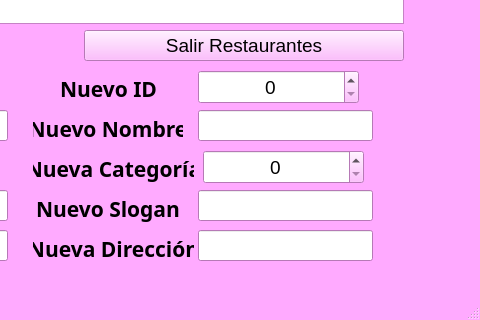
First picture: the form in src/GUIS/DRestaurantes.ui, repository Espiti88/Alimentarte, before the edit; both pictures show x 617 to 1097 and y 390 to 710 of the 1097 by 710 pixel window.
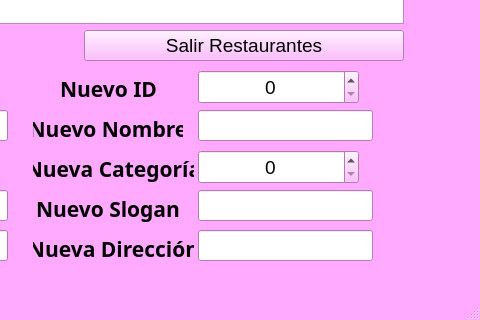
Second picture: the form after the edit.

```diff
--- a/src/GUIS/DRestaurantes.ui
+++ b/src/GUIS/DRestaurantes.ui
@@ -1053,7 +1053,7 @@
    <widget class="QSpinBox" name="SBNewCategoria">
     <property name="geometry">
      <rect>
-      <x>820</x>
+      <x>815</x>
       <y>540</y>
       <width>161</width>
       <height>34</height>
@@ -1068,7 +1068,7 @@
      <set>Qt::AlignCenter</set>
     </property>
     <property name="maximum">
-     <number>999999</number>
+     <number>999999999</number>
     </property>
    </widget>
   </widget>
```
Left out of the diff: 10 changed lines with no effect on the pictures.
